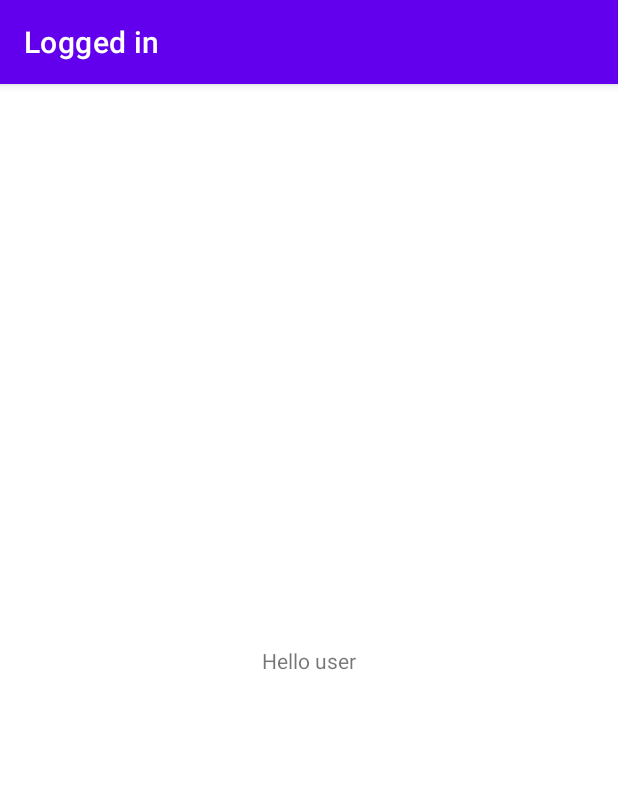
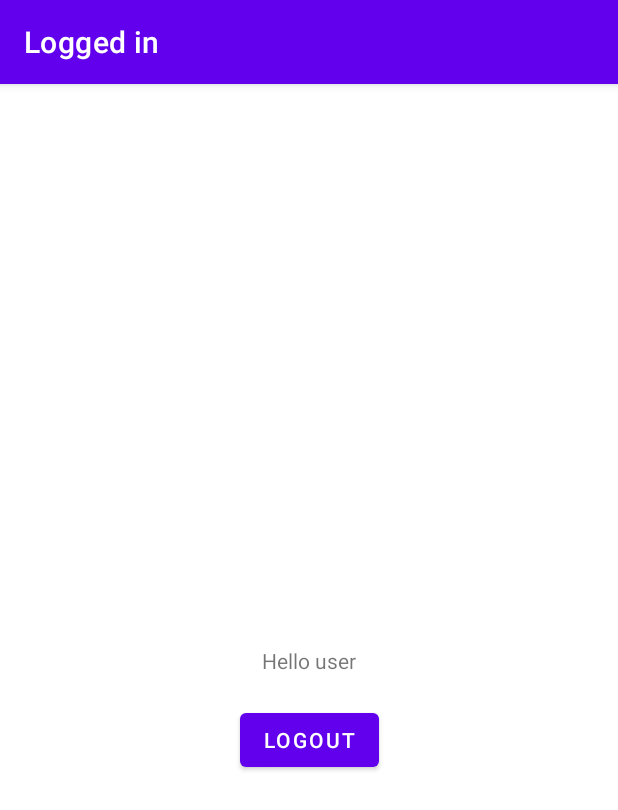
Before and after one commit to SaurabhS120/FirebaseAutenticationDemo, an Android app: the screen it shows after launch once a user with an empty profile is signed in (LoggedInActivity), on a phone screen of 412 x 824 dp. Shown: the top 810 px of the screen. Run offline under Robolectric (Android 15) with nearby library versions, the phone set to English and light mode, and no system bars; our stand-ins replace Firebase (no records; nobody signed in at launch, a user with empty details on screens opened directly).

Commit message:
Logout option

```diff
--- a/app/src/main/java/com/example/firebaseautenticationdemo/FireBaseViewModel.kt
+++ b/app/src/main/java/com/example/firebaseautenticationdemo/FireBaseViewModel.kt
@@ -27,4 +27,7 @@ class FireBaseViewModel : ViewModel(){
     fun signInWithEmailAndPassword(email:String,password: String): Task<AuthResult> {
         return mAuth.signInWithEmailAndPassword(email,password)
     }
+    fun logout(){
+        mAuth.signOut()
+    }
 }
--- a/app/src/main/java/com/example/firebaseautenticationdemo/LoggedInActivity.kt
+++ b/app/src/main/java/com/example/firebaseautenticationdemo/LoggedInActivity.kt
@@ -1,9 +1,10 @@
 package com.example.firebaseautenticationdemo
 
-import androidx.appcompat.app.AppCompatActivity
+import android.content.Intent
 import android.os.Bundle
 import android.util.Log
 import androidx.activity.viewModels
+import androidx.appcompat.app.AppCompatActivity
 import com.example.firebaseautenticationdemo.databinding.ActivityLoggedInBinding
 
 class LoggedInActivity : AppCompatActivity() {
@@ -17,5 +18,9 @@ class LoggedInActivity : AppCompatActivity() {
         this.firebaseViewModel = firebaseViewModel
         Log.d("state","Logged in activity")
         binding.userName.setText(firebaseViewModel.userName())
+        binding.logoutButton.setOnClickListener {
+            firebaseViewModel.logout()
+            startActivity(Intent(this,LoginActivity::class.java).setFlags(Intent.FLAG_ACTIVITY_NEW_TASK or Intent.FLAG_ACTIVITY_CLEAR_TASK))
+        }
     }
 }
--- a/app/src/main/java/com/example/firebaseautenticationdemo/LoginActivity.kt
+++ b/app/src/main/java/com/example/firebaseautenticationdemo/LoginActivity.kt
@@ -53,7 +53,7 @@ class LoginActivity : AppCompatActivity() {
     }
 
     fun goToLoggedInActivity(){
-        val intent = Intent(this,LoggedInActivity::class.java)
+        val intent = Intent(this,LoggedInActivity::class.java).setFlags(Intent.FLAG_ACTIVITY_NEW_TASK or Intent.FLAG_ACTIVITY_CLEAR_TASK)
         startActivity(intent)
     }
 }
--- a/app/src/main/res/layout/activity_logged_in.xml
+++ b/app/src/main/res/layout/activity_logged_in.xml
@@ -23,4 +23,12 @@
         app:layout_constraintEnd_toEndOf="parent"
         app:layout_constraintTop_toBottomOf="@id/greetText"
         android:text="no-name"/>
+    <Button
+        android:id="@+id/logoutButton"
+        android:layout_width="wrap_content"
+        android:layout_height="wrap_content"
+        android:text="Logout"
+        app:layout_constraintStart_toStartOf="parent"
+        app:layout_constraintEnd_toEndOf="parent"
+        app:layout_constraintTop_toBottomOf="@id/userName"/>
 </androidx.constraintlayout.widget.ConstraintLayout>
```
